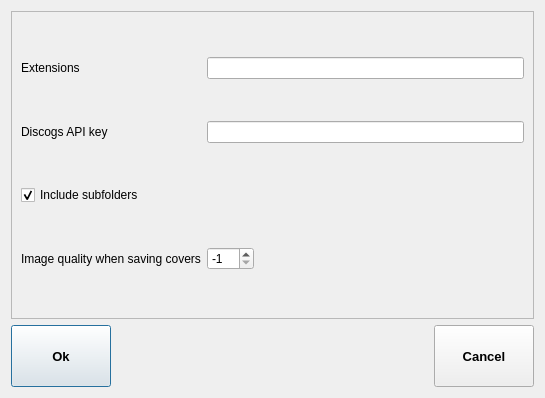
ivareske/TagEditor, file settingsDialog.ui: the form before one commit.
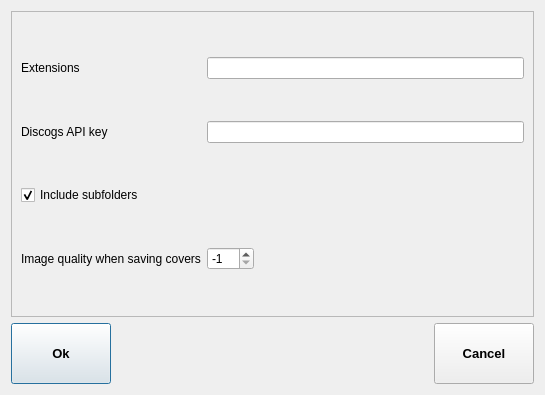
The form after the commit.

Patch:
```diff
--- a/settingsDialog.ui
+++ b/settingsDialog.ui
@@ -7,7 +7,7 @@
     <x>0</x>
     <y>0</y>
     <width>545</width>
-    <height>398</height>
+    <height>395</height>
    </rect>
   </property>
   <property name="windowTitle">
```
